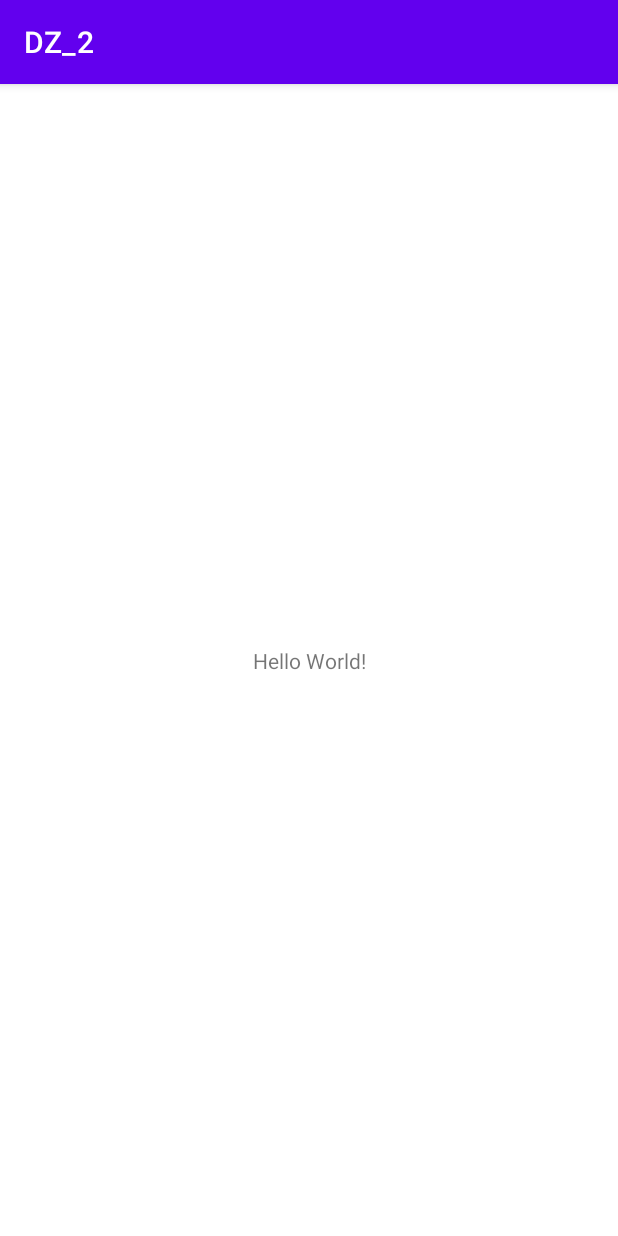
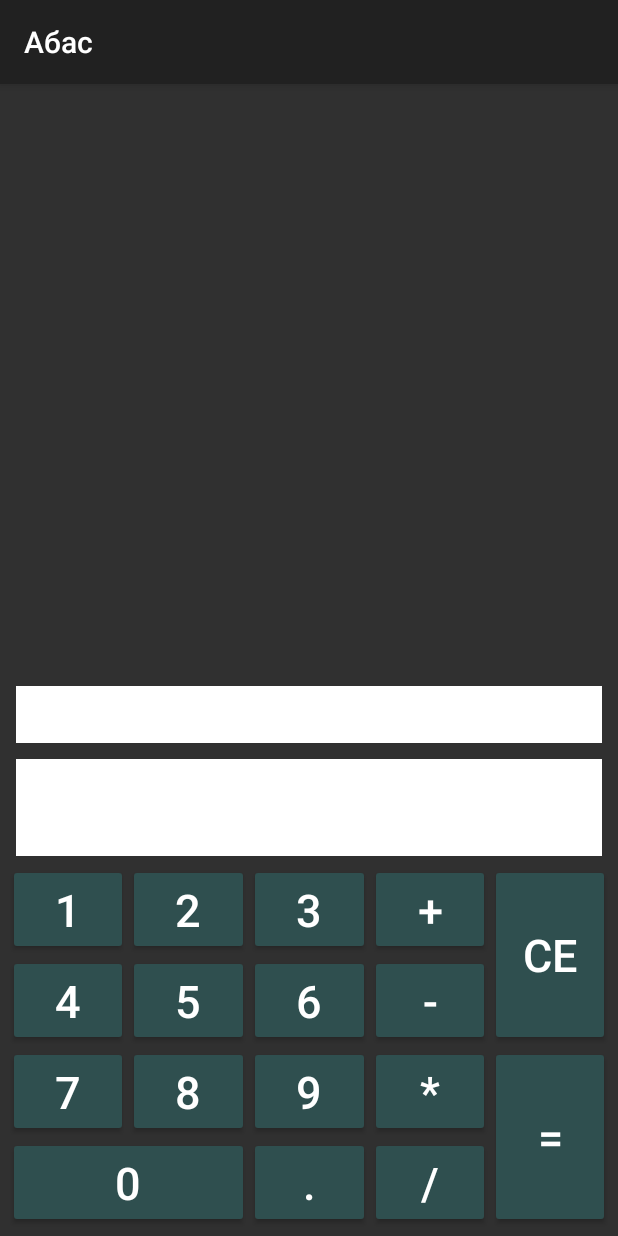
Before and after one commit to VitalikRogozin/DZ_2, an Android app: the screen it shows after launch (MainActivity), on a phone screen of 412 x 824 dp. Run offline under Robolectric (Android 15) with nearby library versions, the phone set to English and light mode, and no system bars.

Commit message:
Made Calculator

```diff
--- a/app/src/main/AndroidManifest.xml
+++ b/app/src/main/AndroidManifest.xml
@@ -8,7 +8,7 @@
         android:label="@string/app_name"
         android:roundIcon="@mipmap/ic_launcher_round"
         android:supportsRtl="true"
-        android:theme="@style/Theme.DZ_2">
+        android:theme="@style/Theme.AppCompat">
         <activity
             android:name=".MainActivity"
             android:exported="true">
--- /dev/null
+++ b/app/src/main/res/drawable/abac.xml
@@ -0,0 +1,4 @@
+<?xml version="1.0" encoding="utf-8"?>
+<selector xmlns:android="http://schemas.android.com/apk/res/android">
+
+</selector>
--- a/app/src/main/res/layout/activity_main.xml
+++ b/app/src/main/res/layout/activity_main.xml
@@ -1,18 +1,139 @@
 <?xml version="1.0" encoding="utf-8"?>
-<androidx.constraintlayout.widget.ConstraintLayout xmlns:android="http://schemas.android.com/apk/res/android"
-    xmlns:app="http://schemas.android.com/apk/res-auto"
+<LinearLayout xmlns:android="http://schemas.android.com/apk/res/android"
     xmlns:tools="http://schemas.android.com/tools"
     android:layout_width="match_parent"
     android:layout_height="match_parent"
+    android:background="@drawable/abac"
+    android:gravity="bottom"
+    android:orientation="vertical"
+    android:padding="5dp"
     tools:context=".MainActivity">
 
     <TextView
-        android:layout_width="wrap_content"
+        android:id="@+id/input_history1"
+        style="@style/TextViewStyle"
+        tools:text="HISTORY" />
+
+    <TextView
+        android:id="@+id/input_current1"
+        style="@style/TextViewStyle"
+        android:textSize="48sp"
+        tools:text="CURRENT" />
+
+    <GridLayout xmlns:android="http://schemas.android.com/apk/res/android"
+        android:layout_width="match_parent"
         android:layout_height="wrap_content"
-        android:text="Hello World!"
-        app:layout_constraintBottom_toBottomOf="parent"
-        app:layout_constraintLeft_toLeftOf="parent"
-        app:layout_constraintRight_toRightOf="parent"
-        app:layout_constraintTop_toTopOf="parent" />
+        android:layout_gravity="bottom"
+        android:columnCount="5"
+        android:rowCount="4">
 
-</androidx.constraintlayout.widget.ConstraintLayout>
+        <Button
+            android:id="@+id/key_1"
+            style="@style/BigButton"
+            android:layout_columnWeight="1"
+            android:text="@string/key_1" />
+
+        <Button
+            android:id="@+id/key_2"
+            style="@style/BigButton"
+            android:layout_columnWeight="1"
+            android:text="@string/key_2" />
+
+        <Button
+            android:id="@+id/key_3"
+            style="@style/BigButton"
+            android:layout_columnWeight="1"
+            android:shadowColor="@color/black"
+            android:text="@string/key_3" />
+
+        <Button
+            android:id="@+id/key_plus"
+            style="@style/BigButton"
+            android:layout_columnWeight="1"
+            android:text="@string/key_plus" />
+
+        <Button
+            android:id="@+id/key_c"
+            style="@style/BigButton"
+            android:layout_rowSpan="2"
+            android:layout_rowWeight="2"
+            android:layout_columnWeight="1"
+            android:text="@string/key_c" />
+
+        <Button
+            android:id="@+id/key_4"
+            style="@style/BigButton"
+            android:layout_columnWeight="1"
+            android:text="@string/key_4" />
+
+        <Button
+            android:id="@+id/key_5"
+            style="@style/BigButton"
+            android:layout_columnWeight="1"
+            android:text="@string/key_5" />
+
+        <Button
+            android:id="@+id/key_6"
+            style="@style/BigButton"
+            android:layout_columnWeight="1"
+            android:text="@string/key_6" />
+
+        <Button
+            android:id="@+id/key_minus"
+            style="@style/BigButton"
+            android:layout_columnWeight="1"
+            android:text="@string/key_minus" />
+
+        <Button
+            android:id="@+id/key_7"
+            style="@style/BigButton"
+            android:layout_columnWeight="1"
+            android:text="@string/key_7" />
+
+        <Button
+            android:id="@+id/key_8"
+            style="@style/BigButton"
+            android:layout_columnWeight="1"
+            android:text="@string/key_8" />
+
+        <Button
+            android:id="@+id/key_9"
+            style="@style/BigButton"
+            android:layout_columnWeight="1"
+            android:text="@string/key_9" />
+
+        <Button
+            android:id="@+id/key_mul"
+            style="@style/BigButton"
+            android:layout_columnWeight="1"
+            android:text="@string/key_mul" />
+
+        <Button
+            android:id="@+id/key_eq"
+            style="@style/BigButton"
+            android:layout_rowSpan="2"
+            android:layout_rowWeight="2"
+            android:layout_columnWeight="1"
+            android:text="@string/key_eq" />
+
+        <Button
+            android:id="@+id/key_0"
+            style="@style/BigButton"
+            android:layout_columnSpan="2"
+            android:layout_columnWeight="2"
+            android:text="@string/key_0" />
+
+        <Button
+            android:id="@+id/key_dot"
+            style="@style/BigButton"
+            android:layout_columnWeight="1"
+            android:text="@string/key_dot" />
+
+        <Button
+            android:id="@+id/key_div"
+            style="@style/BigButton"
+            android:layout_columnWeight="1"
+            android:text="@string/key_div" />
+    </GridLayout>
+
+</LinearLayout>
--- a/app/src/main/res/values/strings.xml
+++ b/app/src/main/res/values/strings.xml
@@ -1,3 +1,20 @@
 <resources>
-    <string name="app_name">DZ_2</string>
+    <string name="app_name">Абас</string>
+    <string name="key_1">1</string>
+    <string name="key_2">2</string>
+    <string name="key_3">3</string>
+    <string name="key_4">4</string>
+    <string name="key_5">5</string>
+    <string name="key_6">6</string>
+    <string name="key_7">7</string>
+    <string name="key_8">8</string>
+    <string name="key_9">9</string>
+    <string name="key_0">0</string>
+    <string name="key_dot">.</string>
+    <string name="key_plus">+</string>
+    <string name="key_minus">-</string>
+    <string name="key_mul">*</string>
+    <string name="key_div">/</string>
+    <string name="key_eq">=</string>
+    <string name="key_c">CE</string>
 </resources>
--- /dev/null
+++ b/app/src/main/res/values/styles.xml
@@ -0,0 +1,20 @@
+<?xml version="1.0" encoding="utf-8"?>
+<resources>
+
+    <style name="TextViewStyle" parent="@style/TextAppearance.AppCompat.Display1">
+        <item name="android:layout_width">match_parent</item>
+        <item name="android:layout_height">wrap_content</item>
+        <item name="android:textSize">28sp</item>
+        <item name="android:gravity">right</item>
+        <item name="android:layout_margin">5dp</item>
+        <item name="android:background">@color/white</item>
+        <item name="android:textColor">#2F4F4F</item>
+    </style>
+
+    <style name="BigButton" parent="@style/Widget.AppCompat.Button.Colored">
+        <item name="android:textSize">30sp</item>
+        <item name="android:backgroundTint">#2F4F4F</item>
+        <item name="android:textColor">@color/white</item>
+        <item name="android:layout_width">0dp</item>
+    </style>
+</resources>
```
